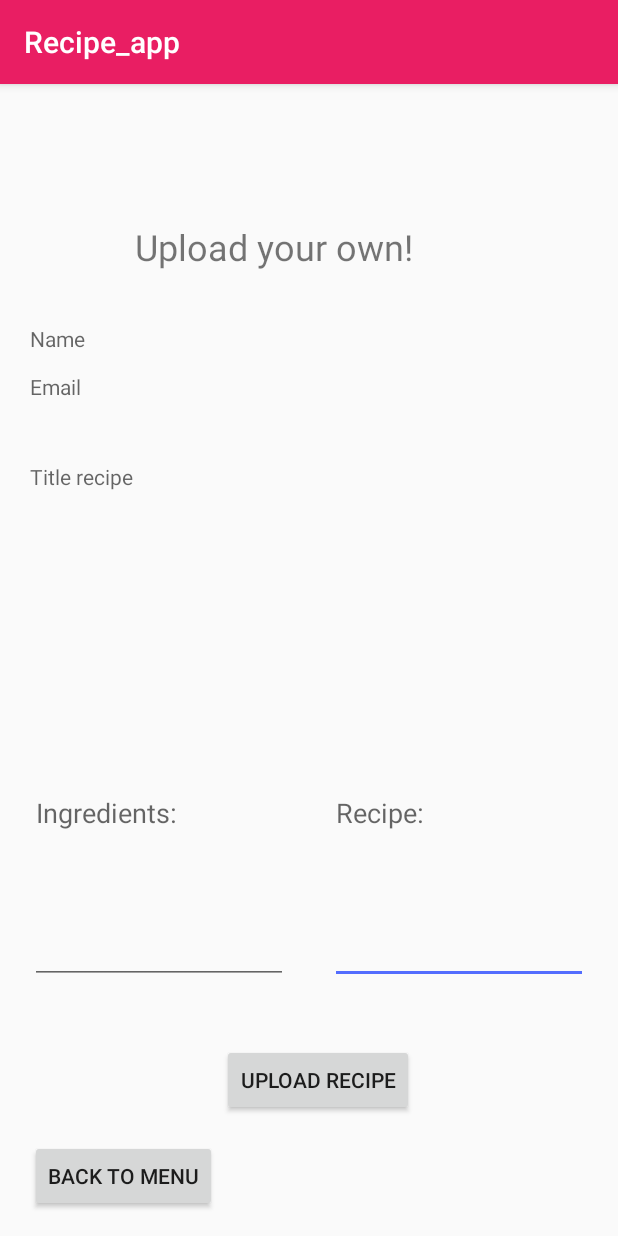
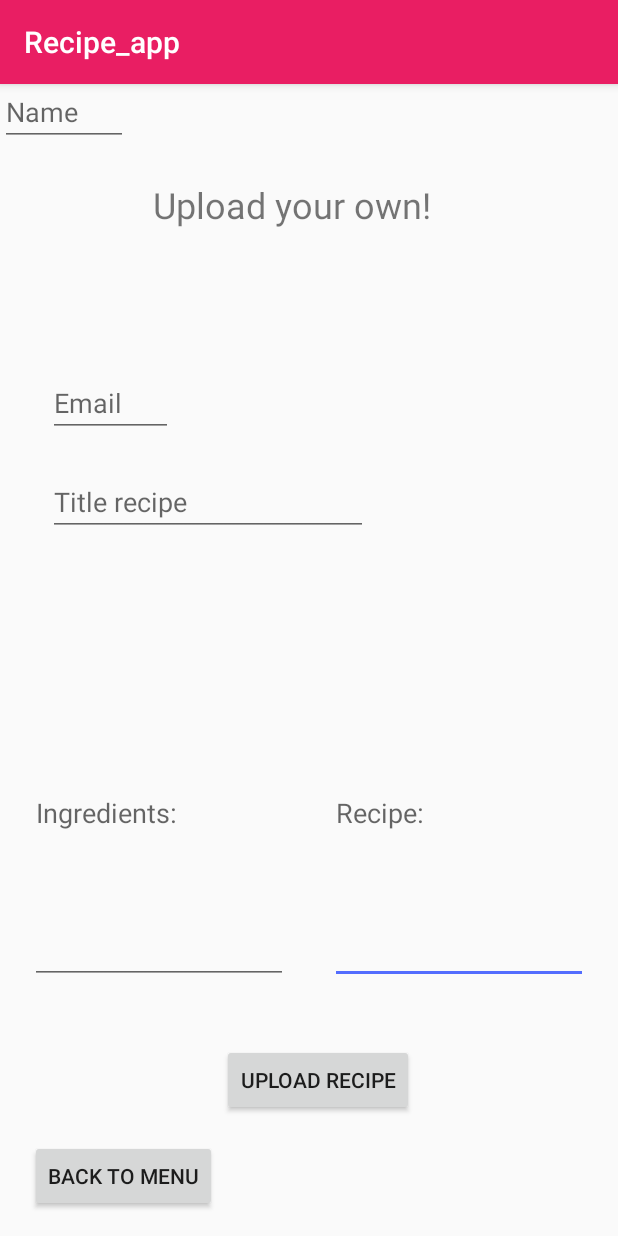
Before and after one commit to Lvdl1999/ProgrammeerProject, an Android app: the UploadActivity screen opened directly, with no data from a screen before it, after a tap on "UPLOAD RECIPE", on a phone screen of 412 x 824 dp. Run offline under Robolectric (Android 15) with nearby library versions, the phone set to English and light mode, and no system bars; our stand-ins replace Volley; network calls fail.

Commit message:
Alpha updated version

```diff
--- a/app/src/main/java/com/example/recipe_app/ResultsAdapter.java
+++ b/app/src/main/java/com/example/recipe_app/ResultsAdapter.java
@@ -21,9 +21,8 @@ public class ResultsAdapter extends ArrayAdapter {
 
     public ResultsAdapter(Context context, int layout, ArrayList<SearchRecipe> recipeList) {
         super(context, layout, recipeList);
+        this.recipeList = recipeList;
 
-        this.context = context;
-        this.recipeList = recipeList;
     }
 
     @Override
--- a/app/src/main/java/com/example/recipe_app/SearchRecipe.java
+++ b/app/src/main/java/com/example/recipe_app/SearchRecipe.java
@@ -26,4 +26,5 @@ public class SearchRecipe implements Serializable {
         return image;
     }
 
+
 }
--- a/app/src/main/java/com/example/recipe_app/UploadActivity.java
+++ b/app/src/main/java/com/example/recipe_app/UploadActivity.java
@@ -1,9 +1,25 @@
 package com.example.recipe_app;
 
 import android.content.Intent;
+import android.mtp.MtpConstants;
 import android.support.v7.app.AppCompatActivity;
 import android.os.Bundle;
 import android.view.View;
+import android.widget.EditText;
+import android.widget.TextView;
+import android.widget.Toast;
+
+import com.android.volley.Request;
+import com.android.volley.RequestQueue;
+import com.android.volley.Response;
+import com.android.volley.VolleyError;
+import com.android.volley.toolbox.StringRequest;
+import com.android.volley.toolbox.Volley;
+
+import org.w3c.dom.Text;
+
+import java.util.HashMap;
+import java.util.Map;
 
 public class UploadActivity extends AppCompatActivity {
 
@@ -11,6 +27,7 @@ public class UploadActivity extends AppCompatActivity {
     protected void onCreate(Bundle savedInstanceState) {
         super.onCreate(savedInstanceState);
         setContentView(R.layout.activity_upload);
+
     }
 
     // Navigating from UploadActivity back to MainActivity
@@ -22,8 +39,66 @@ public class UploadActivity extends AppCompatActivity {
 
     public void uploadrecipe_clicked(View view) {
 
-        // Make a check that all boxes are filled in
-        // When the user had filled in a recipe, they can upload it and with this button it will
-        // be added to the database.
+        EditText title = findViewById(R.id.title);
+        String user_title = title.getText().toString();
+        EditText email = findViewById(R.id.email);
+        String user_email = email.getText().toString();
+        EditText name = findViewById(R.id.name);
+        String user_name = name.getText().toString();
+        EditText ingredients = findViewById(R.id.ingredients);
+        String user_ingredients = ingredients.getText().toString();
+        EditText recipe = findViewById(R.id.recipe);
+        String user_recipe = recipe.getText().toString();
+
+
+        if((user_title.equals("") || user_title == null)){
+            Toast.makeText(this, "Fill in a Title", Toast.LENGTH_LONG).show();
+        }
+        else if((user_email.equals("") || user_email == null)){
+            Toast.makeText(this, "Fill in an Email", Toast.LENGTH_LONG).show();
+        }
+        else if((user_name.equals("") || user_name == null)){
+            Toast.makeText(this, "Fill in a Name", Toast.LENGTH_LONG).show();
+        }
+        else if((user_recipe.equals("") || user_recipe == null)){
+            Toast.makeText(this, "Fill in a Recipe", Toast.LENGTH_LONG).show();
+        }
+        else if((user_ingredients.equals("") || user_ingredients == null)){
+            Toast.makeText(this, "Fill in a Title", Toast.LENGTH_LONG).show();
+        }
+        else{
+            uploadRecipe(user_title, user_email, user_name, user_recipe, user_ingredients);
+        }
+
+
+    }
+
+    private void uploadRecipe(final String title, final String email, final String name,
+                              final String recipe, final String ingredients){
+        String url = "https://ide50-lvanderlinde.legacy.cs50.io:8080/searchRecipe";
+        StringRequest stringRequest = new StringRequest(Request.Method.POST, url,
+        new Response.Listener<String>() {
+            @Override
+            public void onResponse(String response) {
+            }
+            },
+            new Response.ErrorListener() {
+                @Override
+                public void onErrorResponse(VolleyError error) {
+                }
+        }) {
+            protected Map<String, String> getParams() {
+                Map<String, String> MyRecipes = new HashMap<>();
+                MyRecipes.put("title", title);
+                MyRecipes.put("email", email);
+                MyRecipes.put("name", name);
+                MyRecipes.put("recipe", recipe);
+                MyRecipes.put("ingredients", ingredients);
+                return MyRecipes;
+            }
+        };
+        RequestQueue queue = Volley.newRequestQueue(this);
+        queue.add(stringRequest);
+        Toast.makeText(this, "Succesfully uploaded your recipe!", Toast.LENGTH_LONG).show();
     }
 }
--- a/app/src/main/res/layout/activity_recipe.xml
+++ b/app/src/main/res/layout/activity_recipe.xml
@@ -63,7 +63,7 @@
         app:layout_constraintTop_toTopOf="parent" />
 
     <TextView
-        android:id="@+id/textView5"
+        android:id="@+id/recipe"
         android:layout_width="333dp"
         android:layout_height="189dp"
         android:layout_marginStart="48dp"
--- a/app/src/main/res/layout/activity_upload.xml
+++ b/app/src/main/res/layout/activity_upload.xml
@@ -6,18 +6,8 @@
     android:layout_height="match_parent"
     tools:context=".UploadActivity">
 
-    <TextView
-        android:id="@+id/Email"
-        android:layout_width="57dp"
-        android:layout_height="26dp"
-        android:layout_marginStart="20dp"
-        android:layout_marginTop="192dp"
-        android:hint="Email"
-        app:layout_constraintStart_toStartOf="parent"
-        app:layout_constraintTop_toTopOf="parent" />
-
     <EditText
-        android:id="@+id/editText3"
+        android:id="@+id/recipe"
         android:layout_width="172dp"
         android:layout_height="228dp"
         android:layout_marginStart="208dp"
@@ -34,8 +24,8 @@
         android:id="@+id/textView3"
         android:layout_width="215dp"
         android:layout_height="52dp"
-        android:layout_marginStart="84dp"
-        android:layout_marginTop="92dp"
+        android:layout_marginStart="96dp"
+        android:layout_marginTop="64dp"
         android:text=" Upload your own!"
         android:textSize="24sp"
         app:layout_constraintStart_toStartOf="parent"
@@ -63,26 +53,6 @@
         app:layout_constraintBottom_toBottomOf="parent"
         app:layout_constraintStart_toStartOf="parent" />
 
-    <TextView
-        android:id="@+id/name"
-        android:layout_width="57dp"
-        android:layout_height="26dp"
-        android:layout_marginStart="20dp"
-        android:layout_marginTop="160dp"
-        android:hint="Name"
-        app:layout_constraintStart_toStartOf="parent"
-        app:layout_constraintTop_toTopOf="parent" />
-
-    <TextView
-        android:id="@+id/title"
-        android:layout_width="172dp"
-        android:layout_height="34dp"
-        android:layout_marginStart="20dp"
-        android:layout_marginTop="252dp"
-        android:hint="Title recipe"
-        app:layout_constraintStart_toStartOf="parent"
-        app:layout_constraintTop_toTopOf="parent" />
-
     <EditText
         android:id="@+id/ingredients"
         android:layout_width="172dp"
@@ -95,4 +65,38 @@
         app:layout_constraintBottom_toBottomOf="parent"
         app:layout_constraintStart_toStartOf="parent" />
 
+    <EditText
+        android:id="@+id/name"
+        android:layout_width="85dp"
+        android:layout_height="41dp"
+        android:ems="10"
+        android:hint="Name"
+        android:inputType="textPersonName"
+        tools:layout_editor_absoluteX="32dp"
+        tools:layout_editor_absoluteY="140dp" />
+
+    <EditText
+        android:id="@+id/email"
+        android:layout_width="83dp"
+        android:layout_height="39dp"
+        android:layout_marginStart="32dp"
+        android:layout_marginTop="196dp"
+        android:ems="10"
+        android:hint="Email"
+        android:inputType="textPersonName"
+        app:layout_constraintStart_toStartOf="parent"
+        app:layout_constraintTop_toTopOf="parent" />
+
+    <EditText
+        android:id="@+id/title"
+        android:layout_width="wrap_content"
+        android:layout_height="wrap_content"
+        android:layout_marginStart="32dp"
+        android:layout_marginTop="256dp"
+        android:ems="10"
+        android:hint="Title recipe"
+        android:inputType="textPersonName"
+        app:layout_constraintStart_toStartOf="parent"
+        app:layout_constraintTop_toTopOf="parent" />
+
 </android.support.constraint.ConstraintLayout>
```
Also changed, not shown: app/src/main/java/com/example/recipe_app/RecipeActivity.java (+9 -0 lines), app/src/main/java/com/example/recipe_app/ResultsActivity.java (+32 -15 lines), app/src/main/java/com/example/recipe_app/UsersRecipeRequest.java (+16 -8 lines).
